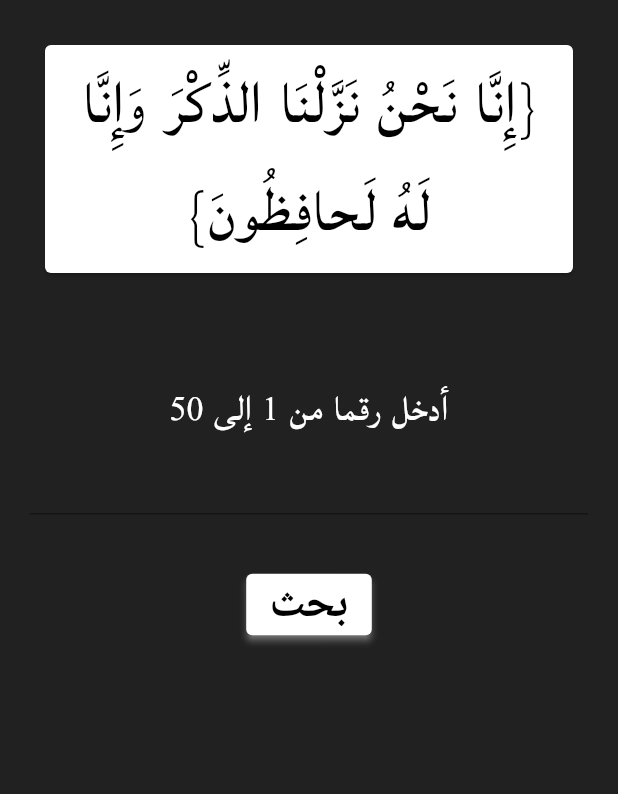
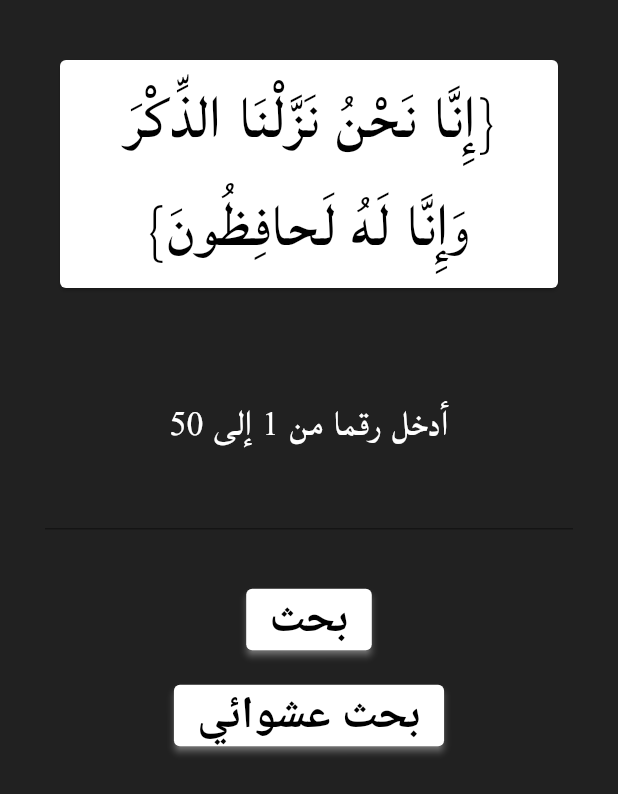
Before and after one commit to ammarlouah/ayah-app, a Flutter app: the screen it shows after launch, after a tap on "إبدأ", on a phone screen of 412 x 824 dp. Shown: the top 794 px of the screen. Run offline on Flutter 3.47's test engine with Material 2 defaults, Android fonts, the phone set to English and light mode, and no system bars; missing offline and left inert: clipboard.

Commit message:
Add safearea and a random ahay generator button

```diff
--- a/lib/pages/ayah_generator.dart
+++ b/lib/pages/ayah_generator.dart
@@ -1,3 +1,5 @@
+import 'dart:math';
+
 import 'package:ayah_app/pages/final_aya.dart';
 import 'package:flutter/material.dart';
 
@@ -16,8 +18,9 @@ class _AyahGeneratorState extends State<AyahGenerator> {
   Widget build(BuildContext context) {
     return Scaffold(
       backgroundColor: Colors.grey[900],
-      body: Padding(
-        padding: const EdgeInsets.all(20.0),
+      body: SafeArea(
+        child: Padding(
+          padding: const EdgeInsets.all(30.0),
           child: SingleChildScrollView(
             child: Column(
               mainAxisAlignment: MainAxisAlignment.center,
@@ -105,7 +108,28 @@ class _AyahGeneratorState extends State<AyahGenerator> {
                     ],
                   ),
                 ),
+                ElevatedButton(
+                  style: ElevatedButton.styleFrom(
+                    primary: Colors.white,
+                    onPrimary: Colors.black,
+                    shadowColor: Colors.white,
+                  ),
+                  onPressed: () {
+                    a = Random().nextInt(50);
+                    Navigator.pushReplacement(
+                      context,
+                      MaterialPageRoute(builder: (context) => FinalAya()),
+                    );
+                  },
+                  child: const Text(
+                    'بحث عشوائي',
+                    style: TextStyle(
+                      fontSize: 30,
+                    ),
+                  ),
+                )
               ],
+            ),
           ),
         ),
       ),
--- a/lib/pages/intro.dart
+++ b/lib/pages/intro.dart
@@ -14,8 +14,9 @@ class _IntroState extends State<Intro> {
   Widget build(BuildContext context) {
     return Scaffold(
       backgroundColor: Colors.grey[900],
-      body: Padding(
-        padding: const EdgeInsets.all(20.0),
+      body: SafeArea(
+        child: Padding(
+          padding: const EdgeInsets.all(30.0),
           child: SingleChildScrollView(
             child: Column(
               mainAxisAlignment: MainAxisAlignment.center,
@@ -57,6 +58,7 @@ class _IntroState extends State<Intro> {
             ),
           ),
         ),
+      ),
     );
   }
 }
```
Also changed, not shown: lib/pages/final_aya.dart (+6 -3 lines), pubspec.lock. Lines whose indentation alone changed are shown as unchanged.
